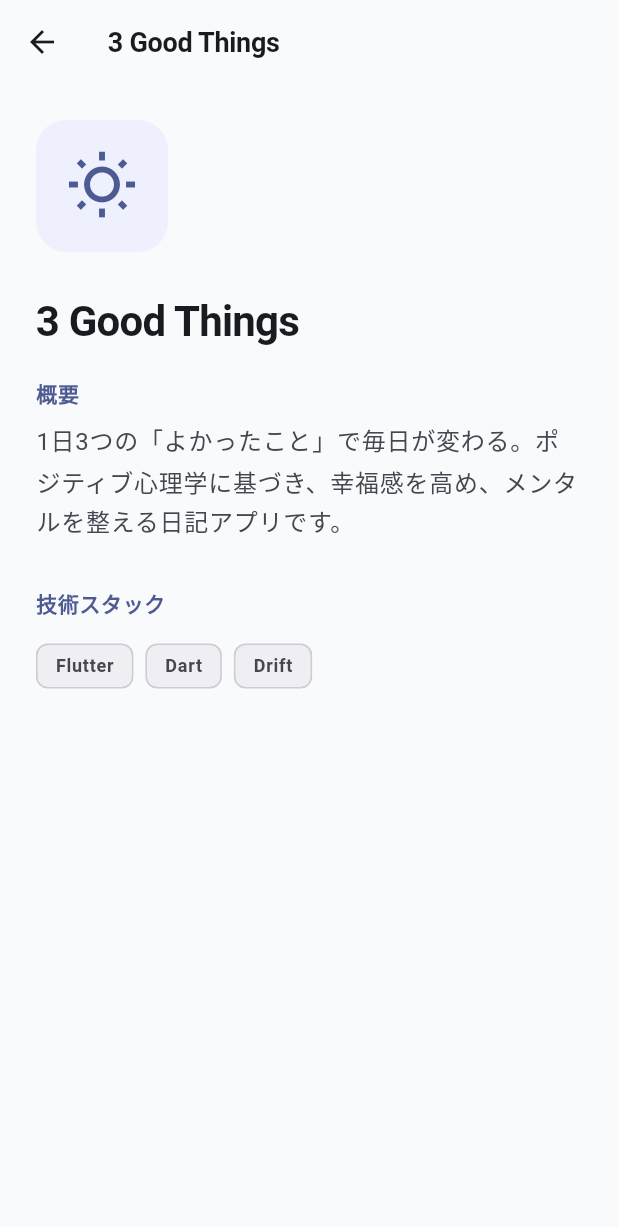
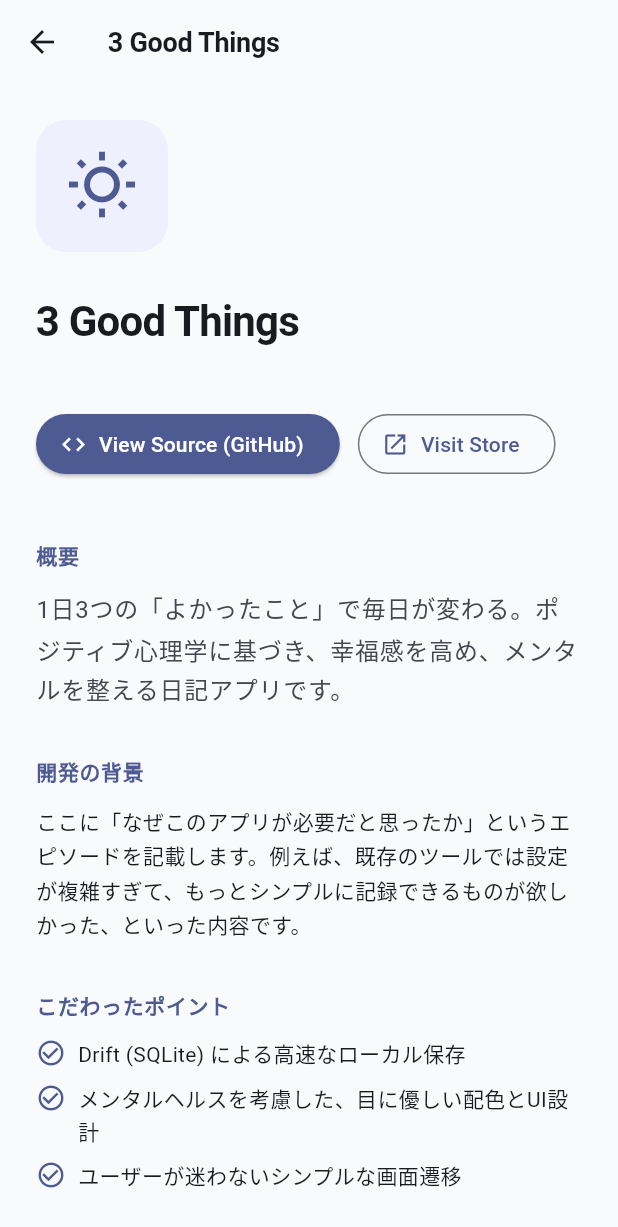
Before and after one commit to sasae-works/sasae_portal, a Flutter app: the screen it shows after launch, after a tap on "プロジェクトを見る", after a tap on "3 Good Things", on a phone screen of 412 x 824 dp. Shown: the top 1227 px of the screen. Run offline on Flutter 3.47's test engine with Material 3 defaults, Android fonts, the phone set to English and light mode, and no system bars.

Commit message:
プロジェクト詳細画面の構成見直しとコンテンツ追加
- `project_detail_screen.dart` の UI 実装を各パーツごとにメソッド（`_buildHeader`, `_buildSectionTitle` 等）へ切り出し、コードの可読性を向上
- 外部リンクボタン（GitHub, Store）を表示するセクションを追加
- 「開発の背景」および「こだわったポイント」のセクションを追加し、プロジェクトの詳細情報をより充実化
- 既存の「概要」や「技術スタック」の表示スタイルを調整

```diff
--- a/lib/screens/project_detail_screen.dart
+++ b/lib/screens/project_detail_screen.dart
@@ -27,34 +27,18 @@ class ProjectDetailScreen extends StatelessWidget {
                     child: Column(
                       crossAxisAlignment: CrossAxisAlignment.start,
                       children: [
-                        DecoratedBox(
-                          decoration: BoxDecoration(
-                            color: scheme.primaryContainer.withValues(alpha: 0.35),
-                            borderRadius: BorderRadius.circular(20),
-                          ),
-                          child: Padding(
-                            padding: const EdgeInsets.all(20),
-                            child: Icon(project.icon, color: scheme.primary, size: 48),
-                          ),
-                        ),
-                        const SizedBox(height: 28),
-                        Text(
-                          project.title,
-                          style: textTheme.headlineMedium?.copyWith(
-                            fontWeight: FontWeight.w700,
-                            letterSpacing: -0.5,
-                          ),
-                        ),
-                        const SizedBox(height: 20),
-                        Text(
-                          '概要',
-                          style: textTheme.titleSmall?.copyWith(
-                            color: scheme.primary,
-                            fontWeight: FontWeight.w700,
-                            letterSpacing: 0.4,
-                          ),
-                        ),
-                        const SizedBox(height: 8),
+                        // アイコンとタイトル
+                        _buildHeader(scheme, textTheme),
+
+                        const SizedBox(height: 40),
+
+                        // --- 追加要素1: リンクボタン ---
+                        _buildExternalLinks(scheme, textTheme),
+
+                        const SizedBox(height: 40),
+
+                        // 概要
+                        _buildSectionTitle(scheme, textTheme, '概要'),
                         Text(
                           project.description,
                           style: textTheme.bodyLarge?.copyWith(
@@ -62,33 +46,36 @@ class ProjectDetailScreen extends StatelessWidget {
                             height: 1.65,
                           ),
                         ),
+
                         const SizedBox(height: 32),
-                        Text(
-                          '技術スタック',
-                          style: textTheme.titleSmall?.copyWith(
-                            color: scheme.primary,
-                            fontWeight: FontWeight.w700,
-                            letterSpacing: 0.4,
-                          ),
+
+                        // --- 追加要素2: 開発の背景 ---
+                        _buildSectionTitle(scheme, textTheme, '開発の背景'),
+                        const Text(
+                          'ここに「なぜこのアプリが必要だと思ったか」というエピソードを記載します。例えば、既存のツールでは設定が複雑すぎて、もっとシンプルに記録できるものが欲しかった、といった内容です。',
+                          style: TextStyle(height: 1.65),
                         ),
-                        const SizedBox(height: 12),
+
+                        const SizedBox(height: 32),
+
+                        // --- 追加要素3: 工夫したポイント ---
+                        _buildSectionTitle(scheme, textTheme, 'こだわったポイント'),
+                        _buildPointItem(scheme, 'Drift (SQLite) による高速なローカル保存'),
+                        _buildPointItem(scheme, 'メンタルヘルスを考慮した、目に優しい配色とUI設計'),
+                        _buildPointItem(scheme, 'ユーザーが迷わないシンプルな画面遷移'),
+
+                        const SizedBox(height: 32),
+
+                        // 技術スタック
+                        _buildSectionTitle(scheme, textTheme, '技術スタック'),
                         Wrap(
                           spacing: 8,
                           runSpacing: 8,
                           children: project.techTags.map((t) {
                             return Chip(
                               visualDensity: VisualDensity.compact,
-                              padding: const EdgeInsets.symmetric(horizontal: 2),
-                              labelPadding: const EdgeInsets.symmetric(horizontal: 10),
-                              side: BorderSide(color: scheme.outlineVariant.withValues(alpha: 0.6)),
+                              label: Text(t),
                               backgroundColor: scheme.surfaceContainerHighest.withValues(alpha: 0.5),
-                              label: Text(
-                                t,
-                                style: textTheme.labelMedium?.copyWith(
-                                  fontWeight: FontWeight.w600,
-                                  color: scheme.onSurfaceVariant,
-                                ),
-                              ),
                             );
                           }).toList(),
                         ),
@@ -103,4 +90,82 @@ class ProjectDetailScreen extends StatelessWidget {
       ),
     );
   }
+
+  // --- 共通パーツの切り出し ---
+
+  Widget _buildHeader(ColorScheme scheme, TextTheme textTheme) {
+    return Column(
+      crossAxisAlignment: CrossAxisAlignment.start,
+      children: [
+        DecoratedBox(
+          decoration: BoxDecoration(
+            color: scheme.primaryContainer.withValues(alpha: 0.35),
+            borderRadius: BorderRadius.circular(20),
+          ),
+          child: Padding(
+            padding: const EdgeInsets.all(20),
+            child: Icon(project.icon, color: scheme.primary, size: 48),
+          ),
+        ),
+        const SizedBox(height: 28),
+        Text(
+          project.title,
+          style: textTheme.headlineMedium?.copyWith(
+            fontWeight: FontWeight.w700,
+            letterSpacing: -0.5,
+          ),
+        ),
+      ],
+    );
+  }
+
+  Widget _buildSectionTitle(ColorScheme scheme, TextTheme textTheme, String title) {
+    return Padding(
+      padding: const EdgeInsets.only(bottom: 12),
+      child: Text(
+        title,
+        style: textTheme.titleSmall?.copyWith(
+          color: scheme.primary,
+          fontWeight: FontWeight.w700,
+          letterSpacing: 0.4,
+        ),
+      ),
+    );
+  }
+
+  Widget _buildPointItem(ColorScheme scheme, String text) {
+    return Padding(
+      padding: const EdgeInsets.only(bottom: 8),
+      child: Row(
+        crossAxisAlignment: CrossAxisAlignment.start,
+        children: [
+          Icon(Icons.check_circle_outline, size: 20, color: scheme.primary),
+          const SizedBox(width: 8),
+          Expanded(child: Text(text, style: const TextStyle(height: 1.5))),
+        ],
+      ),
+    );
+  }
+
+  Widget _buildExternalLinks(ColorScheme scheme, TextTheme textTheme) {
+    return Row(
+      children: [
+        ElevatedButton.icon(
+          onPressed: () {}, // GitHubリンク
+          icon: const Icon(Icons.code),
+          label: const Text('View Source (GitHub)'),
+          style: ElevatedButton.styleFrom(
+            backgroundColor: scheme.primary,
+            foregroundColor: scheme.onPrimary,
+          ),
+        ),
+        const SizedBox(width: 12),
+        OutlinedButton.icon(
+          onPressed: () {}, // ストアリンク
+          icon: const Icon(Icons.launch),
+          label: const Text('Visit Store'),
+        ),
+      ],
+    );
+  }
 }
```
